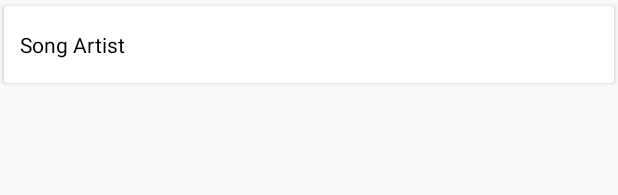
After one commit to adityasharma1912/MCFinalProject, an Android app: the layout genre_list_item.xml on its own in the app's theme, with its tools: preview values and no code run, on a phone screen of 412 x 824 dp. The commit adds this screen. Shown: the top 195 px of the screen. Run offline under Robolectric (Android 15) with nearby library versions, the phone set to English and light mode, and no system bars.

Commit message:
Adding Genre List screen.

```diff
--- a/app/src/main/AndroidManifest.xml
+++ b/app/src/main/AndroidManifest.xml
@@ -7,6 +7,7 @@
     <uses-permission android:name="android.permission.WAKE_LOCK" />
 
     <application
+        android:name=".application.MusicPlayerApplication"
         android:allowBackup="true"
         android:icon="@drawable/music_icon"
         android:label="@string/app_name"
--- /dev/null
+++ b/app/src/main/res/layout/genre_list_item.xml
@@ -0,0 +1,32 @@
+<android.support.v7.widget.CardView xmlns:android="http://schemas.android.com/apk/res/android"
+    xmlns:cardView="http://schemas.android.com/apk/res-auto"
+    android:id="@+id/cardView"
+    android:layout_width="match_parent"
+    android:layout_height="wrap_content"
+    android:layout_marginBottom="2dp"
+
+    android:focusable="true"
+    android:foreground="?android:attr/selectableItemBackground"
+    cardView:cardUseCompatPadding="true"
+    cardView:contentPadding="5dp"
+    cardView:elevation="5dp">
+
+    <LinearLayout
+        android:id="@+id/genre_layout"
+        android:layout_width="match_parent"
+        android:layout_height="wrap_content"
+        android:layout_margin="5dp"
+        android:orientation="vertical">
+
+        <TextView
+            android:id="@+id/genre"
+            android:layout_width="match_parent"
+            android:layout_height="wrap_content"
+            android:paddingBottom="5dp"
+            android:paddingTop="5dp"
+            android:text="Song Artist"
+            android:textAppearance="@android:style/TextAppearance.Small"
+            android:textColor="@android:color/black" />
+
+    </LinearLayout>
+</android.support.v7.widget.CardView>
```
Also changed, not shown: app/src/main/java/com/music/aditya/mcfinalproject/application/MusicPlayerApplication.java (added, +17 -0 lines), app/src/main/java/com/music/aditya/mcfinalproject/fragments/MusicGenreFragment.java (added, +226 -0 lines), app/src/main/java/com/music/aditya/mcfinalproject/fragments/MusicLibraryFragment.java (+46 -53 lines), app/src/main/java/com/music/aditya/mcfinalproject/fragments/MusicPlayerFragment.java (+1 -19 lines), app/src/main/java/com/music/aditya/mcfinalproject/utils/Song.java (+9 -1 lines), app/src/main/java/com/music/aditya/mcfinalproject/utils/Utility.java (+30 -0 lines), app/src/main/res/layout/fragment_genre_songs.xml (added, +15 -0 lines), app/src/main/res/layout/fragment_music_library.xml (+4 -4 lines), 1 other file.
